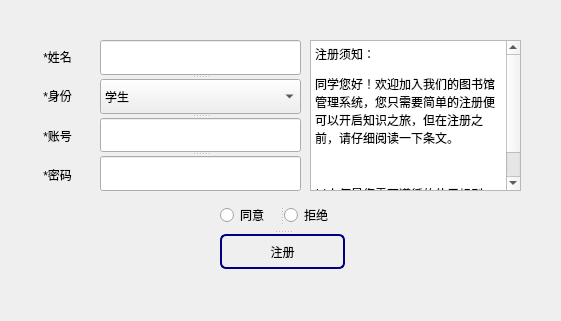
This is register.ui in JackChanceLi/Library as Qt 5 draws it before an edit. The edited form follows.
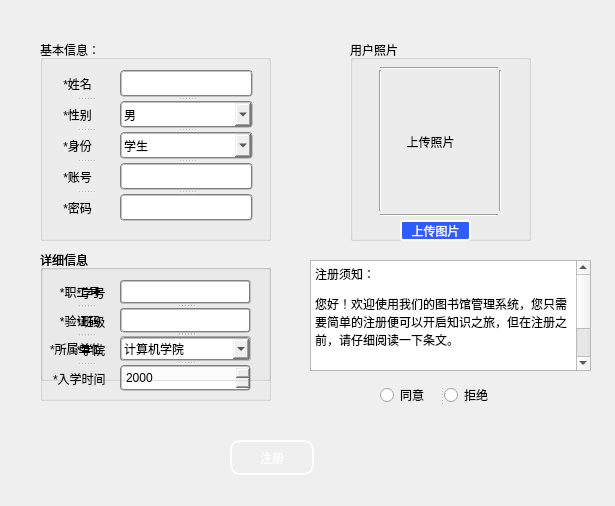
This is the edited form. Icons and pictures are not drawn.

Patch:
```diff
--- a/register.ui
+++ b/register.ui
@@ -6,8 +6,8 @@
    <rect>
     <x>0</x>
     <y>0</y>
-    <width>561</width>
-    <height>321</height>
+    <width>615</width>
+    <height>506</height>
    </rect>
   </property>
   <property name="windowTitle">
@@ -20,9 +20,9 @@
    <property name="geometry">
     <rect>
      <x>310</x>
-     <y>40</y>
-     <width>211</width>
-     <height>151</height>
+     <y>260</y>
+     <width>281</width>
+     <height>111</height>
     </rect>
    </property>
    <property name="styleSheet">
@@ -34,18 +34,404 @@
 p, li { white-space: pre-wrap; }
 &lt;/style&gt;&lt;/head&gt;&lt;body style=&quot; font-family:'等线 Light'; font-size:11pt; font-weight:24; font-style:normal;&quot;&gt;
 &lt;p style=&quot; margin-top:12px; margin-bottom:12px; margin-left:0px; margin-right:0px; -qt-block-indent:0; text-indent:0px;&quot;&gt;&lt;span style=&quot; font-family:'SimSun'; font-size:9pt; font-weight:400;&quot;&gt;注册须知：&lt;/span&gt;&lt;/p&gt;
-&lt;p style=&quot; margin-top:12px; margin-bottom:12px; margin-left:0px; margin-right:0px; -qt-block-indent:0; text-indent:0px;&quot;&gt;&lt;span style=&quot; font-family:'SimSun'; font-size:9pt; font-weight:400;&quot;&gt;同学您好！欢迎加入我们的图书馆管理系统，您只需要简单的注册便可以开启知识之旅，但在注册之前，请仔细阅读一下条文。&lt;/span&gt;&lt;/p&gt;
+&lt;p style=&quot; margin-top:12px; margin-bottom:12px; margin-left:0px; margin-right:0px; -qt-block-indent:0; text-indent:0px;&quot;&gt;&lt;span style=&quot; font-family:'SimSun'; font-size:9pt; font-weight:400;&quot;&gt;您好！欢迎使用我们的图书馆管理系统，您只需要简单的注册便可以开启知识之旅，但在注册之前，请仔细阅读一下条文。&lt;/span&gt;&lt;/p&gt;
 &lt;p style=&quot;-qt-paragraph-type:empty; margin-top:12px; margin-bottom:12px; margin-left:0px; margin-right:0px; -qt-block-indent:0; text-indent:0px; font-family:'SimSun'; font-size:9pt; font-weight:400;&quot;&gt;&lt;br /&gt;&lt;/p&gt;
 &lt;p style=&quot; margin-top:12px; margin-bottom:12px; margin-left:0px; margin-right:0px; -qt-block-indent:0; text-indent:0px;&quot;&gt;&lt;span style=&quot; font-family:'SimSun'; font-size:9pt; font-weight:400;&quot;&gt;以上便是您需要遵循的使用规则，同意条文，才可继续注册！&lt;/span&gt;&lt;/p&gt;&lt;/body&gt;&lt;/html&gt;</string>
    </property>
   </widget>
-  <widget class="QSplitter" name="splitter_3">
+  <widget class="QGroupBox" name="groupBox">
    <property name="geometry">
     <rect>
-     <x>220</x>
-     <y>200</y>
-     <width>125</width>
-     <height>70</height>
+     <x>40</x>
+     <y>40</y>
+     <width>231</width>
+     <height>201</height>
+    </rect>
+   </property>
+   <property name="title">
+    <string>基本信息：</string>
+   </property>
+   <widget class="QSplitter" name="splitter_4">
+    <property name="geometry">
+     <rect>
+      <x>20</x>
+      <y>30</y>
+      <width>51</width>
+      <height>151</height>
+     </rect>
+    </property>
+    <property name="orientation">
+     <enum>Qt::Vertical</enum>
+    </property>
+    <widget class="QLabel" name="label_name">
+     <property name="text">
+      <string> *姓名</string>
+     </property>
+    </widget>
+    <widget class="QLabel" name="label_3">
+     <property name="text">
+      <string> *性别</string>
+     </property>
+    </widget>
+    <widget class="QLabel" name="label_type">
+     <property name="text">
+      <string> *身份</string>
+     </property>
+    </widget>
+    <widget class="QLabel" name="label_account">
+     <property name="text">
+      <string> *账号</string>
+     </property>
+    </widget>
+    <widget class="QLabel" name="label_key">
+     <property name="text">
+      <string> *密码</string>
+     </property>
+    </widget>
+   </widget>
+   <widget class="QSplitter" name="splitter">
+    <property name="geometry">
+     <rect>
+      <x>80</x>
+      <y>30</y>
+      <width>133</width>
+      <height>151</height>
+     </rect>
+    </property>
+    <property name="orientation">
+     <enum>Qt::Vertical</enum>
+    </property>
+    <widget class="QLineEdit" name="lineEdit_name">
+     <property name="styleSheet">
+      <string notr="true">border:2px groove gray;border-radius:4px;padding:2px 2px;</string>
+     </property>
+    </widget>
+    <widget class="QComboBox" name="comboBox_gender">
+     <property name="styleSheet">
+      <string notr="true">border:2px groove gray;border-radius:4px;padding:2px 2px;</string>
+     </property>
+     <item>
+      <property name="text">
+       <string>男</string>
+      </property>
+     </item>
+     <item>
+      <property name="text">
+       <string>女</string>
+      </property>
+     </item>
+    </widget>
+    <widget class="QComboBox" name="combox_identify">
+     <property name="styleSheet">
+      <string notr="true">border:2px groove gray;border-radius:4px;padding:2px 2px;</string>
+     </property>
+     <item>
+      <property name="text">
+       <string>学生</string>
+      </property>
+     </item>
+     <item>
+      <property name="text">
+       <string>管理员</string>
+      </property>
+     </item>
+     <item>
+      <property name="text">
+       <string>教职工</string>
+      </property>
+     </item>
+    </widget>
+    <widget class="QLineEdit" name="lineEdit_account">
+     <property name="styleSheet">
+      <string notr="true">border:2px groove gray;border-radius:4px;padding:2px 2px;</string>
+     </property>
+    </widget>
+    <widget class="QLineEdit" name="lineEdit_key">
+     <property name="styleSheet">
+      <string notr="true">border:2px groove gray;border-radius:4px;padding:2px 2px;</string>
+     </property>
+     <property name="echoMode">
+      <enum>QLineEdit::PasswordEchoOnEdit</enum>
+     </property>
+    </widget>
+   </widget>
+   <widget class="QLabel" name="label_2">
+    <property name="geometry">
+     <rect>
+      <x>0</x>
+      <y>0</y>
+      <width>231</width>
+      <height>201</height>
+     </rect>
+    </property>
+    <property name="styleSheet">
+     <string notr="true">background-image: url(:/background/resourse/b_W.png);</string>
+    </property>
+    <property name="text">
+     <string/>
+    </property>
+   </widget>
+   <zorder>label_2</zorder>
+   <zorder>splitter_4</zorder>
+   <zorder>splitter</zorder>
+  </widget>
+  <widget class="QGroupBox" name="groupBox_user">
+   <property name="enabled">
+    <bool>true</bool>
+   </property>
+   <property name="geometry">
+    <rect>
+     <x>40</x>
+     <y>250</y>
+     <width>231</width>
+     <height>151</height>
+    </rect>
+   </property>
+   <property name="title">
+    <string>详细信息</string>
+   </property>
+   <widget class="QSplitter" name="splitter_6">
+    <property name="geometry">
+     <rect>
+      <x>80</x>
+      <y>30</y>
+      <width>131</width>
+      <height>111</height>
+     </rect>
+    </property>
+    <property name="orientation">
+     <enum>Qt::Vertical</enum>
+    </property>
+    <widget class="QLineEdit" name="lineEdit_number"/>
+    <widget class="QLineEdit" name="lineEdit_class"/>
+    <widget class="QComboBox" name="comboBox_college">
+     <item>
+      <property name="text">
+       <string>计算机学院</string>
+      </property>
+     </item>
+     <item>
+      <property name="text">
+       <string>信息与通信工程学院</string>
+      </property>
+     </item>
+     <item>
+      <property name="text">
+       <string>电子工程学院</string>
+      </property>
+     </item>
+     <item>
+      <property name="text">
+       <string>自动化学院</string>
+      </property>
+     </item>
+     <item>
+      <property name="text">
+       <string>软件学院</string>
+      </property>
+     </item>
+     <item>
+      <property name="text">
+       <string>经济管理学院</string>
+      </property>
+     </item>
+     <item>
+      <property name="text">
+       <string>人文学院</string>
+      </property>
+     </item>
+     <item>
+      <property name="text">
+       <string>理学院</string>
+      </property>
+     </item>
+     <item>
+      <property name="text">
+       <string>数字传媒学院</string>
+      </property>
+     </item>
+     <item>
+      <property name="text">
+       <string>国际学院</string>
+      </property>
+     </item>
+    </widget>
+    <widget class="QDateTimeEdit" name="dateTimeEdit_regyear">
+     <property name="styleSheet">
+      <string notr="true">border:2px groove gray;border-radius:4px;padding:2px 2px;</string>
+     </property>
+     <property name="minimumDate">
+      <date>
+       <year>1960</year>
+       <month>9</month>
+       <day>1</day>
+      </date>
+     </property>
+     <property name="displayFormat">
+      <string>yyyy</string>
+     </property>
+    </widget>
+   </widget>
+   <widget class="QSplitter" name="splitter_5">
+    <property name="geometry">
+     <rect>
+      <x>13</x>
+      <y>30</y>
+      <width>66</width>
+      <height>111</height>
+     </rect>
+    </property>
+    <property name="orientation">
+     <enum>Qt::Vertical</enum>
+    </property>
+    <widget class="QLabel" name="label_index">
+     <property name="text">
+      <string>   *学号</string>
+     </property>
+     <property name="alignment">
+      <set>Qt::AlignCenter</set>
+     </property>
+    </widget>
+    <widget class="QLabel" name="label_class">
+     <property name="enabled">
+      <bool>true</bool>
+     </property>
+     <property name="text">
+      <string>   *班级</string>
+     </property>
+     <property name="alignment">
+      <set>Qt::AlignCenter</set>
+     </property>
+    </widget>
+    <widget class="QLabel" name="label_college">
+     <property name="text">
+      <string>   *学院</string>
+     </property>
+     <property name="alignment">
+      <set>Qt::AlignCenter</set>
+     </property>
+    </widget>
+    <widget class="QLabel" name="label_regyear">
+     <property name="styleSheet">
+      <string notr="true">font: 5pt &quot;ADMUI3Lg&quot;;</string>
+     </property>
+     <property name="text">
+      <string>*入学时间</string>
+     </property>
+    </widget>
+   </widget>
+  </widget>
+  <widget class="QGroupBox" name="groupBox_3">
+   <property name="geometry">
+    <rect>
+     <x>350</x>
+     <y>40</y>
+     <width>181</width>
+     <height>201</height>
+    </rect>
+   </property>
+   <property name="title">
+    <string>用户照片</string>
+   </property>
+   <widget class="QLabel" name="label_pic">
+    <property name="geometry">
+     <rect>
+      <x>40</x>
+      <y>40</y>
+      <width>101</width>
+      <height>124</height>
+     </rect>
+    </property>
+    <property name="maximumSize">
+     <size>
+      <width>121</width>
+      <height>124</height>
+     </size>
+    </property>
+    <property name="text">
+     <string>     上传照片</string>
+    </property>
+   </widget>
+   <widget class="Line" name="line">
+    <property name="geometry">
+     <rect>
+      <x>30</x>
+      <y>160</y>
+      <width>118</width>
+      <height>31</height>
+     </rect>
+    </property>
+    <property name="orientation">
+     <enum>Qt::Horizontal</enum>
+    </property>
+   </widget>
+   <widget class="Line" name="line_2">
+    <property name="geometry">
+     <rect>
+      <x>20</x>
+      <y>30</y>
+      <width>20</width>
+      <height>141</height>
+     </rect>
+    </property>
+    <property name="orientation">
+     <enum>Qt::Vertical</enum>
+    </property>
+   </widget>
+   <widget class="Line" name="line_3">
+    <property name="geometry">
+     <rect>
+      <x>30</x>
+      <y>20</y>
+      <width>118</width>
+      <height>16</height>
+     </rect>
+    </property>
+    <property name="orientation">
+     <enum>Qt::Horizontal</enum>
+    </property>
+   </widget>
+   <widget class="Line" name="line_4">
+    <property name="geometry">
+     <rect>
+      <x>140</x>
+      <y>30</y>
+      <width>20</width>
+      <height>141</height>
+     </rect>
+    </property>
+    <property name="orientation">
+     <enum>Qt::Vertical</enum>
+    </property>
+   </widget>
+   <widget class="QToolButton" name="toolButton">
+    <property name="geometry">
+     <rect>
+      <x>50</x>
+      <y>180</y>
+      <width>71</width>
+      <height>21</height>
+     </rect>
+    </property>
+    <property name="styleSheet">
+     <string notr="true">border:2px groove rgb(255,255,255,0,0);border-radius:3px;padding:2px 2px;
+background-image: url(:/background/resourse/button.png);
+font: 6pt &quot;ADMUI3Lg&quot;;
+background-color: rgb(47, 92, 255);
+color:white;</string>
+    </property>
+    <property name="text">
+     <string>上传图片</string>
+    </property>
+   </widget>
+  </widget>
+  <widget class="QPushButton" name="Button_reg">
+   <property name="geometry">
+    <rect>
+     <x>230</x>
+     <y>440</y>
+     <width>84</width>
+     <height>35</height>
     </rect>
    </property>
    <property name="sizePolicy">
@@ -56,86 +442,48 @@
    </property>
    <property name="minimumSize">
     <size>
-     <width>125</width>
-     <height>70</height>
+     <width>0</width>
+     <height>35</height>
     </size>
    </property>
    <property name="maximumSize">
     <size>
      <width>125</width>
-     <height>70</height>
+     <height>35</height>
     </size>
    </property>
-   <property name="autoFillBackground">
-    <bool>true</bool>
-   </property>
    <property name="styleSheet">
-    <string notr="true"/>
+    <string notr="true">QPushButton{
+	border:2px groove rgb(255,255,255,0,0);border-radius:10px;padding:2px 4px;
+	font: 14pt &quot;Adobe 黑体 Std R&quot;;
+color:white;
+	background-image: url(:/background/resourse/button.png);
+}
+QPushButton:hover{
+	background-image: url(:/background/resourse/button_h.png);
+}
+QPushButton:pressed{	
+	background-image: url(:/background/resourse/button_P.png);
+}
+</string>
+   </property>
+   <property name="text">
+    <string>注册</string>
+   </property>
+  </widget>
+  <widget class="QSplitter" name="splitter_2">
+   <property name="geometry">
+    <rect>
+     <x>380</x>
+     <y>380</y>
+     <width>125</width>
+     <height>30</height>
+    </rect>
    </property>
    <property name="orientation">
-    <enum>Qt::Vertical</enum>
+    <enum>Qt::Horizontal</enum>
    </property>
-   <widget class="QSplitter" name="splitter_2">
-    <property name="minimumSize">
-     <size>
-      <width>125</width>
-      <height>30</height>
-     </size>
-    </property>
-    <property name="orientation">
-     <enum>Qt::Horizontal</enum>
-    </property>
-    <widget class="QRadioButton" name="Button_accept">
-     <property name="sizePolicy">
-      <sizepolicy hsizetype="Fixed" vsizetype="Fixed">
-       <horstretch>0</horstretch>
-       <verstretch>0</verstretch>
-      </sizepolicy>
-     </property>
-     <property name="minimumSize">
-      <size>
-       <width>60</width>
-       <height>30</height>
-      </size>
-     </property>
-     <property name="maximumSize">
-      <size>
-       <width>60</width>
-       <height>30</height>
-      </size>
-     </property>
-     <property name="styleSheet">
-      <string notr="true"/>
-     </property>
-     <property name="text">
-      <string>同意</string>
-     </property>
-    </widget>
-    <widget class="QRadioButton" name="Button_reject">
-     <property name="sizePolicy">
-      <sizepolicy hsizetype="Fixed" vsizetype="Fixed">
-       <horstretch>0</horstretch>
-       <verstretch>0</verstretch>
-      </sizepolicy>
-     </property>
-     <property name="minimumSize">
-      <size>
-       <width>60</width>
-       <height>30</height>
-      </size>
-     </property>
-     <property name="maximumSize">
-      <size>
-       <width>60</width>
-       <height>30</height>
-      </size>
-     </property>
-     <property name="text">
-      <string>拒绝</string>
-     </property>
-    </widget>
-   </widget>
-   <widget class="QPushButton" name="Button_reg">
+   <widget class="QRadioButton" name="Button_accept">
     <property name="sizePolicy">
      <sizepolicy hsizetype="Fixed" vsizetype="Fixed">
       <horstretch>0</horstretch>
@@ -144,110 +492,187 @@
     </property>
     <property name="minimumSize">
      <size>
-      <width>84</width>
-      <height>35</height>
+      <width>60</width>
+      <height>30</height>
      </size>
     </property>
     <property name="maximumSize">
      <size>
-      <width>125</width>
-      <height>35</height>
+      <width>60</width>
+      <height>30</height>
      </size>
     </property>
     <property name="styleSheet">
-     <string notr="true">QPushButton {
-    border: 2px solid #8f8f91;
-    border-radius: 6px;
-    background-color: qlineargradient(x1: 0, y1: 0, x2: 0, y2: 1,
-                                      stop: 0 #f6f7fa, stop: 1 #dadbde);
-    min-width: 80px;
-}
-
-QPushButton:pressed {
-    background-color: qlineargradient(x1: 0, y1: 0, x2: 0, y2: 1,
-                                      stop: 0 #dadbde, stop: 1 #f6f7fa);
-}
-
-QPushButton:flat {
-    border: none; /* no border for a flat push button */
-}
-
-QPushButton:default {
-    border-color: navy; /* make the default button prominent */
-}</string>
+     <string notr="true"/>
     </property>
     <property name="text">
-     <string>注册</string>
+     <string>同意</string>
+    </property>
+   </widget>
+   <widget class="QRadioButton" name="Button_reject">
+    <property name="sizePolicy">
+     <sizepolicy hsizetype="Fixed" vsizetype="Fixed">
+      <horstretch>0</horstretch>
+      <verstretch>0</verstretch>
+     </sizepolicy>
+    </property>
+    <property name="minimumSize">
+     <size>
+      <width>60</width>
+      <height>30</height>
+     </size>
+    </property>
+    <property name="maximumSize">
+     <size>
+      <width>60</width>
+      <height>30</height>
+     </size>
+    </property>
+    <property name="text">
+     <string>拒绝</string>
     </property>
    </widget>
   </widget>
-  <widget class="QWidget" name="layoutWidget">
+  <widget class="QGroupBox" name="groupBox_admin">
+   <property name="enabled">
+    <bool>true</bool>
+   </property>
    <property name="geometry">
     <rect>
      <x>40</x>
-     <y>40</y>
-     <width>61</width>
-     <height>151</height>
+     <y>250</y>
+     <width>231</width>
+     <height>131</height>
     </rect>
    </property>
-   <layout class="QVBoxLayout" name="verticalLayout">
-    <item>
-     <widget class="QLabel" name="label_name">
+   <property name="title">
+    <string>详细信息</string>
+   </property>
+   <widget class="QSplitter" name="splitter_7">
+    <property name="geometry">
+     <rect>
+      <x>80</x>
+      <y>30</y>
+      <width>131</width>
+      <height>81</height>
+     </rect>
+    </property>
+    <property name="orientation">
+     <enum>Qt::Vertical</enum>
+    </property>
+    <widget class="QLineEdit" name="lineEdit_number_admin">
+     <property name="styleSheet">
+      <string notr="true">border:2px groove gray;border-radius:4px;padding:2px 2px;</string>
+     </property>
+    </widget>
+    <widget class="QLineEdit" name="lineEdit_code_admin">
+     <property name="styleSheet">
+      <string notr="true">border:2px groove gray;border-radius:4px;padding:2px 2px;</string>
+     </property>
+    </widget>
+    <widget class="QComboBox" name="comboBox_college_admin">
+     <property name="styleSheet">
+      <string notr="true">border:2px groove gray;border-radius:4px;padding:2px 2px;</string>
+     </property>
+     <item>
       <property name="text">
-       <string> *姓名</string>
+       <string>计算机学院</string>
       </property>
-     </widget>
-    </item>
-    <item>
-     <widget class="QLabel" name="label_type">
+     </item>
+     <item>
       <property name="text">
-       <string> *身份</string>
+       <string>信息与通信工程学院</string>
       </property>
-     </widget>
-    </item>
-    <item>
-     <widget class="QLabel" name="label_account">
+     </item>
+     <item>
       <property name="text">
-       <string> *账号</string>
+       <string>电子工程学院</string>
       </property>
-     </widget>
-    </item>
-    <item>
-     <widget class="QLabel" name="label_key">
+     </item>
+     <item>
       <property name="text">
-       <string> *密码</string>
+       <string>自动化学院</string>
       </property>
-     </widget>
-    </item>
-   </layout>
+     </item>
+     <item>
+      <property name="text">
+       <string>软件学院</string>
+      </property>
+     </item>
+     <item>
+      <property name="text">
+       <string>经济管理学院</string>
+      </property>
+     </item>
+     <item>
+      <property name="text">
+       <string>人文学院</string>
+      </property>
+     </item>
+     <item>
+      <property name="text">
+       <string>理学院</string>
+      </property>
+     </item>
+     <item>
+      <property name="text">
+       <string>数字传媒学院</string>
+      </property>
+     </item>
+     <item>
+      <property name="text">
+       <string>国际学院</string>
+      </property>
+     </item>
+    </widget>
+   </widget>
+   <widget class="QSplitter" name="splitter_8">
+    <property name="geometry">
+     <rect>
+      <x>10</x>
+      <y>30</y>
+      <width>71</width>
+      <height>81</height>
+     </rect>
+    </property>
+    <property name="orientation">
+     <enum>Qt::Vertical</enum>
+    </property>
+    <widget class="QLabel" name="label_7">
+     <property name="text">
+      <string>   *职工号</string>
+     </property>
+    </widget>
+    <widget class="QLabel" name="label_8">
+     <property name="text">
+      <string>   *验证码</string>
+     </property>
+    </widget>
+    <widget class="QLabel" name="label_9">
+     <property name="styleSheet">
+      <string notr="true">font: 5pt &quot;ADMUI3Lg&quot;;</string>
+     </property>
+     <property name="text">
+      <string>*所属单位</string>
+     </property>
+    </widget>
+   </widget>
   </widget>
-  <widget class="QSplitter" name="splitter">
+  <widget class="QLabel" name="label">
    <property name="geometry">
     <rect>
-     <x>100</x>
-     <y>40</y>
-     <width>201</width>
-     <height>151</height>
+     <x>0</x>
+     <y>0</y>
+     <width>611</width>
+     <height>506</height>
     </rect>
    </property>
-   <property name="orientation">
-    <enum>Qt::Vertical</enum>
+   <property name="styleSheet">
+    <string notr="true">background-image: url(:/background/resourse/register.png);</string>
    </property>
-   <widget class="QLineEdit" name="lineEdit_name"/>
-   <widget class="QComboBox" name="combox_identify">
-    <item>
-     <property name="text">
-      <string>学生</string>
-     </property>
-    </item>
-    <item>
-     <property name="text">
-      <string>教职工</string>
-     </property>
-    </item>
-   </widget>
-   <widget class="QLineEdit" name="lineEdit_account"/>
-   <widget class="QLineEdit" name="lineEdit_key"/>
+   <property name="text">
+    <string/>
+   </property>
   </widget>
  </widget>
  <resources/>
```
Left out of the diff: 10 changed lines with no effect on the pictures.
